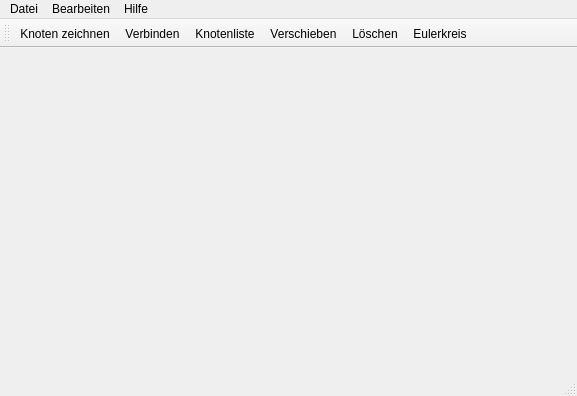
MerlinGenschel/Eulerkreis, file mainwindow.ui: the form before one commit.
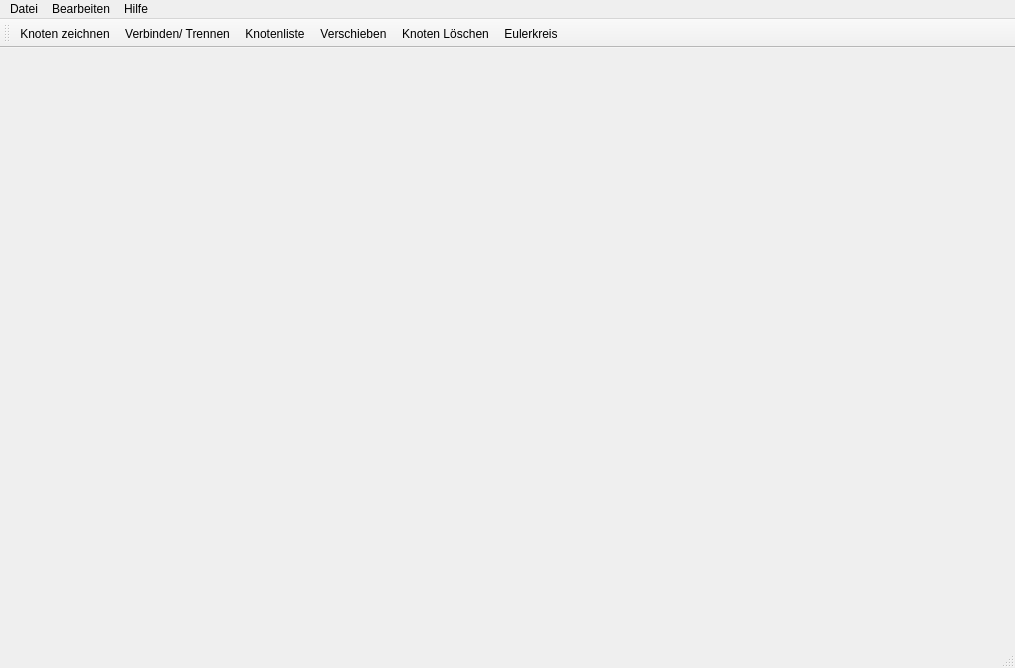
The form after the commit. Icons and pictures are not drawn.

Commit message: Button anpassen

Diff of the .ui file:
```diff
--- a/mainwindow.ui
+++ b/mainwindow.ui
@@ -6,8 +6,8 @@
    <rect>
     <x>0</x>
     <y>0</y>
-    <width>577</width>
-    <height>396</height>
+    <width>1015</width>
+    <height>668</height>
    </rect>
   </property>
   <property name="windowTitle">
@@ -23,8 +23,8 @@
     <rect>
      <x>0</x>
      <y>0</y>
-     <width>577</width>
-     <height>22</height>
+     <width>1015</width>
+     <height>33</height>
     </rect>
    </property>
    <widget class="QMenu" name="menuDatei">
@@ -105,7 +105,7 @@
   </action>
   <action name="actionVerbinden">
    <property name="text">
-    <string>Verbinden</string>
+    <string>Verbinden/ Trennen</string>
    </property>
   </action>
   <action name="actionWiederherstellen">
@@ -135,7 +135,7 @@
   </action>
   <action name="actionL_schen">
    <property name="text">
-    <string>Löschen</string>
+    <string>Knoten Löschen</string>
    </property>
   </action>
   <action name="actionEulerkreis">
```
